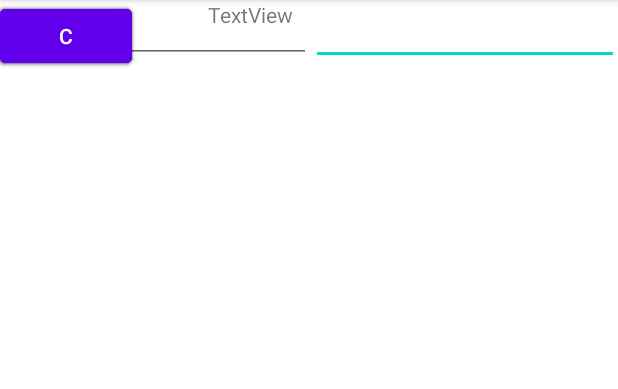
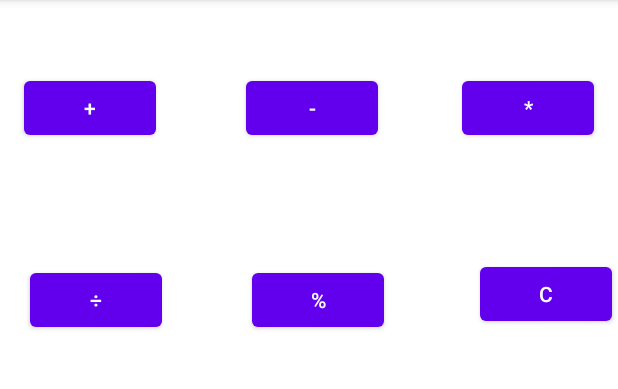
Before and after one commit to FaheemAhmeNoor/Android-Calculator, an Android app: the screen it shows after launch (MainActivity), on a phone screen of 412 x 824 dp, the part 84-473 px from its top. Run offline under Robolectric (Android 15) with nearby library versions, the phone set to English and light mode, and no system bars.

Commit message:
Buttons Layout Created

```diff
--- a/app/src/main/res/layout/activity_main.xml
+++ b/app/src/main/res/layout/activity_main.xml
@@ -6,80 +6,70 @@
     android:layout_height="match_parent"
     tools:context=".MainActivity">
 
-    <EditText
-        android:id="@+id/editTextNumber"
-        android:layout_width="205dp"
-        android:layout_height="43dp"
-        android:ems="10"
-        android:inputType="number"
-        app:layout_constraintEnd_toEndOf="parent"
-        app:layout_constraintHorizontal_bias="0.0"
-        app:layout_constraintStart_toEndOf="@+id/editTextNumber2"
-        tools:layout_editor_absoluteY="276dp" />
-
-    <EditText
-        android:id="@+id/editTextNumber2"
-        android:layout_width="207dp"
-        android:layout_height="42dp"
-        android:ems="10"
-        android:inputType="number"
-        tools:layout_editor_absoluteX="-2dp"
-        tools:layout_editor_absoluteY="276dp" />
-
-    <TextView
-        android:id="@+id/textView"
-        android:layout_width="135dp"
-        android:layout_height="109dp"
-        android:text="TextView"
-        app:layout_constraintEnd_toEndOf="parent"
-        app:layout_constraintStart_toStartOf="parent"
-        tools:layout_editor_absoluteY="319dp" />
+    <Button
+        android:id="@+id/btnMinus"
+        android:layout_width="wrap_content"
+        android:layout_height="wrap_content"
+        android:layout_marginEnd="56dp"
+        android:text="-"
+        app:layout_constraintBottom_toBottomOf="@+id/btnMul"
+        app:layout_constraintEnd_toStartOf="@+id/btnMul"
+        app:layout_constraintTop_toTopOf="@+id/btnMul"
+        app:layout_constraintVertical_bias="0.0" />
 
     <Button
-        android:id="@+id/minusButton"
+        android:id="@+id/btnMul"
         android:layout_width="wrap_content"
         android:layout_height="wrap_content"
-        android:text="-"
-        tools:layout_editor_absoluteX="158dp"
-        tools:layout_editor_absoluteY="60dp" />
+        android:layout_marginTop="48dp"
+        android:layout_marginEnd="16dp"
+        android:text="*"
+        app:layout_constraintEnd_toEndOf="parent"
+        app:layout_constraintTop_toTopOf="parent" />
 
     <Button
-        android:id="@+id/plusButton"
+        android:id="@+id/btnPlus"
         android:layout_width="wrap_content"
         android:layout_height="wrap_content"
+        android:layout_marginStart="16dp"
         android:text="+"
-        tools:layout_editor_absoluteX="16dp"
-        tools:layout_editor_absoluteY="60dp" />
+        app:layout_constraintBottom_toBottomOf="@+id/btnMinus"
+        app:layout_constraintStart_toStartOf="parent"
+        app:layout_constraintTop_toTopOf="@+id/btnMinus"
+        app:layout_constraintVertical_bias="0.0" />
 
     <Button
-        android:id="@+id/mulButton"
+        android:id="@+id/btnDiv"
         android:layout_width="wrap_content"
         android:layout_height="wrap_content"
-        android:text="*"
-        tools:layout_editor_absoluteX="301dp"
-        tools:layout_editor_absoluteY="60dp" />
+        android:layout_marginTop="60dp"
+        android:text="÷"
+        app:layout_constraintBottom_toBottomOf="parent"
+        app:layout_constraintEnd_toStartOf="@+id/btnPercentage"
+        app:layout_constraintHorizontal_bias="0.246"
+        app:layout_constraintStart_toStartOf="parent"
+        app:layout_constraintTop_toBottomOf="@+id/btnPlus"
+        app:layout_constraintVertical_bias="0.036" />
 
     <Button
-        android:id="@+id/divButton"
+        android:id="@+id/btnPercentage"
         android:layout_width="wrap_content"
         android:layout_height="wrap_content"
-        android:text="÷"
-        tools:layout_editor_absoluteX="16dp"
-        tools:layout_editor_absoluteY="155dp" />
+        android:layout_marginEnd="60dp"
+        android:text="%"
+        app:layout_constraintBottom_toBottomOf="@+id/btnDiv"
+        app:layout_constraintEnd_toStartOf="@+id/btnClear"
+        app:layout_constraintStart_toStartOf="@+id/btnMinus"
+        app:layout_constraintTop_toTopOf="@+id/btnDiv"
+        app:layout_constraintVertical_bias="0.0" />
 
     <Button
-        android:id="@+id/percentageButton"
+        android:id="@+id/btnClear"
         android:layout_width="wrap_content"
         android:layout_height="wrap_content"
-        android:text="%"
-        tools:layout_editor_absoluteX="158dp"
-        tools:layout_editor_absoluteY="155dp" />
-
-    <Button
-        android:id="@+id/clearButton"
-        android:layout_width="wrap_content"
-        android:layout_height="wrap_content"
+        android:layout_marginTop="76dp"
+        android:layout_marginEnd="4dp"
         android:text="C"
-        tools:layout_editor_absoluteX="301dp"
-        tools:layout_editor_absoluteY="155dp" />
+        app:layout_constraintEnd_toEndOf="parent"
+        app:layout_constraintTop_toBottomOf="@+id/btnMul" />
 </androidx.constraintlayout.widget.ConstraintLayout>
```
